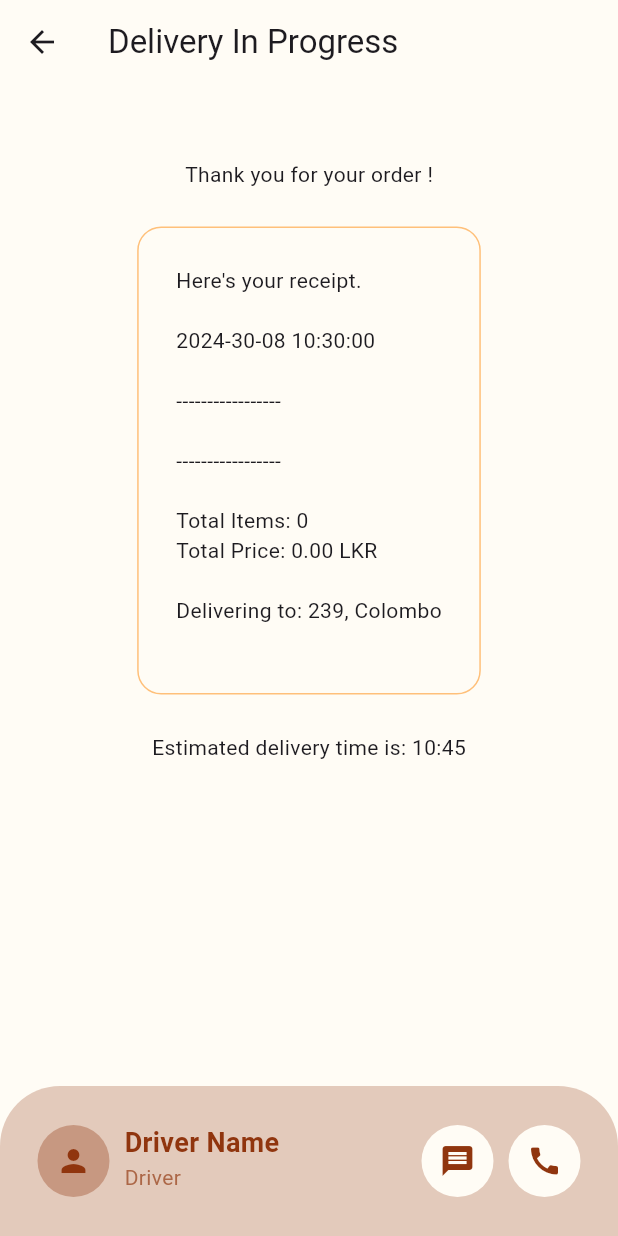
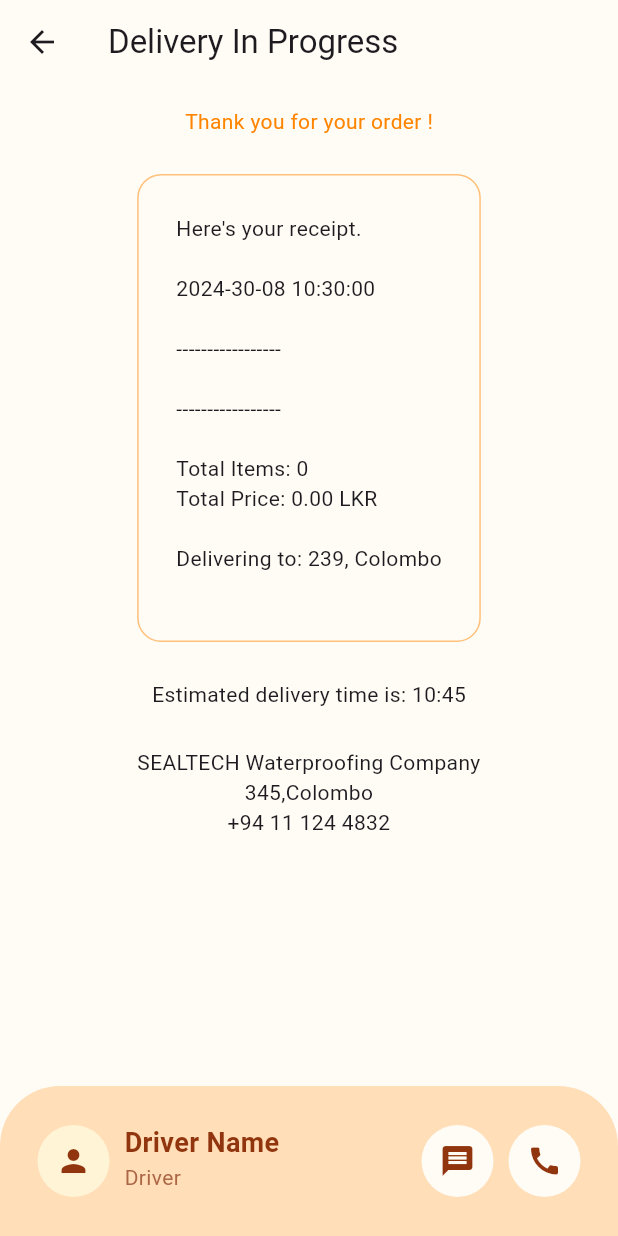
Before and after one commit to Rizz-33/SEALTECH, a Flutter app: the DeliveryProgressPage screen opened directly, on a phone screen of 412 x 824 dp. Run offline on Flutter 3.47's test engine with Material 3 defaults, Android fonts, the phone set to English and light mode, and no system bars; our stand-ins replace cloud_firestore, firebase_auth, firebase_core, flutter_credit_card, flutter_rating_bar, google_fonts; missing offline and left inert: mailer; accounts and stored records are empty.

Commit message:
refactor: Add company details in delivery in progress and style it

```diff
--- a/lib/client/cart/deliveryprogress.dart
+++ b/lib/client/cart/deliveryprogress.dart
@@ -50,7 +50,7 @@ class _DeliveryProgressPageState extends State<DeliveryProgressPage> {
     return Container(
       height: 100,
       decoration: BoxDecoration(
-        color: accent25,
+        color: primary25,
         borderRadius: BorderRadius.only(
           topLeft: Radius.circular(40),
           topRight: Radius.circular(40),
@@ -62,7 +62,7 @@ class _DeliveryProgressPageState extends State<DeliveryProgressPage> {
           // Profile image of driver
           Container(
             decoration: BoxDecoration(
-              color: accent50,
+              color: secondaryColor,
               shape: BoxShape.circle,
             ),
             child: IconButton(
--- a/lib/client/components/receipt.dart
+++ b/lib/client/components/receipt.dart
@@ -13,12 +13,12 @@ class MyReceipt extends StatelessWidget {
 
     return SingleChildScrollView(
       child: Padding(
-        padding: EdgeInsets.only(left: 25, right: 25, bottom: 25, top: 50),
+        padding: EdgeInsets.only(left: 25, right: 25, bottom: 25, top: 15),
         child: Center(
           child: Column(
             mainAxisAlignment: MainAxisAlignment.center,
             children: [
-              Text("Thank you for your order !"),
+              Text("Thank you for your order !", style: TextStyle(color: primaryColor),),
               SizedBox(height: 25),
               Container(
                 decoration: BoxDecoration(
@@ -37,7 +37,8 @@ class MyReceipt extends StatelessWidget {
               Text(
                 "Estimated delivery time is: ${estimatedDeliveryTime.hour}:${estimatedDeliveryTime.minute}",
               ),
-              SizedBox(height: 25,)
+              SizedBox(height: 25,),
+              Text('SEALTECH Waterproofing Company\n345,Colombo\n+94 11 124 4832', textAlign: TextAlign.center,)
             ],
           ),
         ),
```
